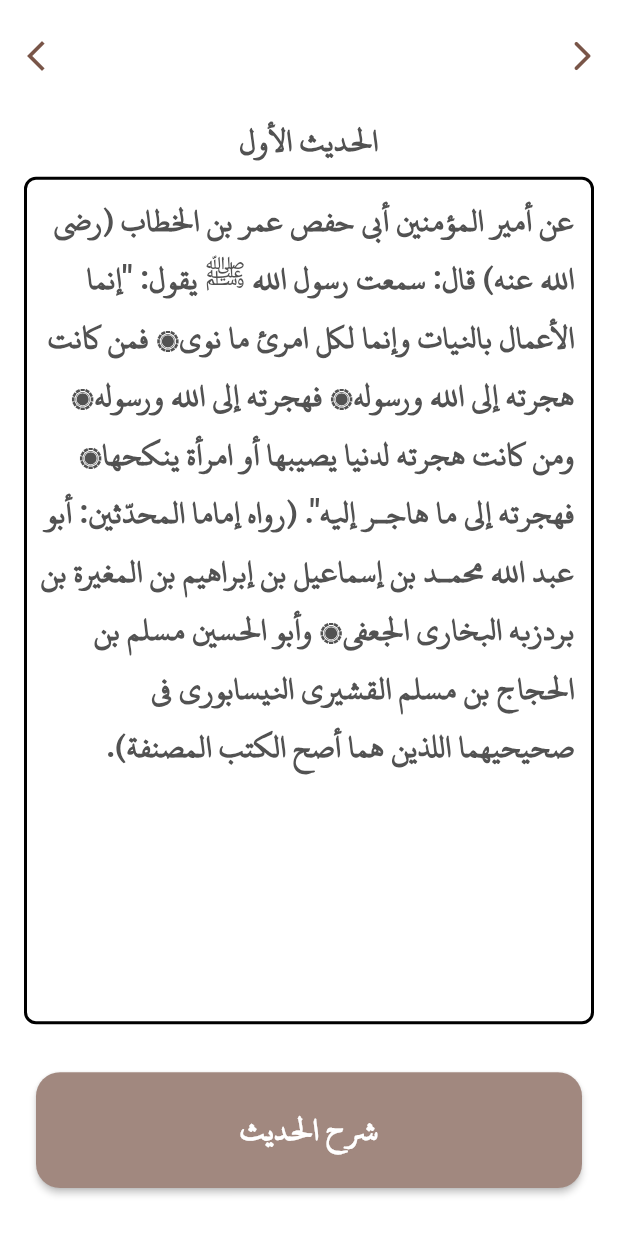
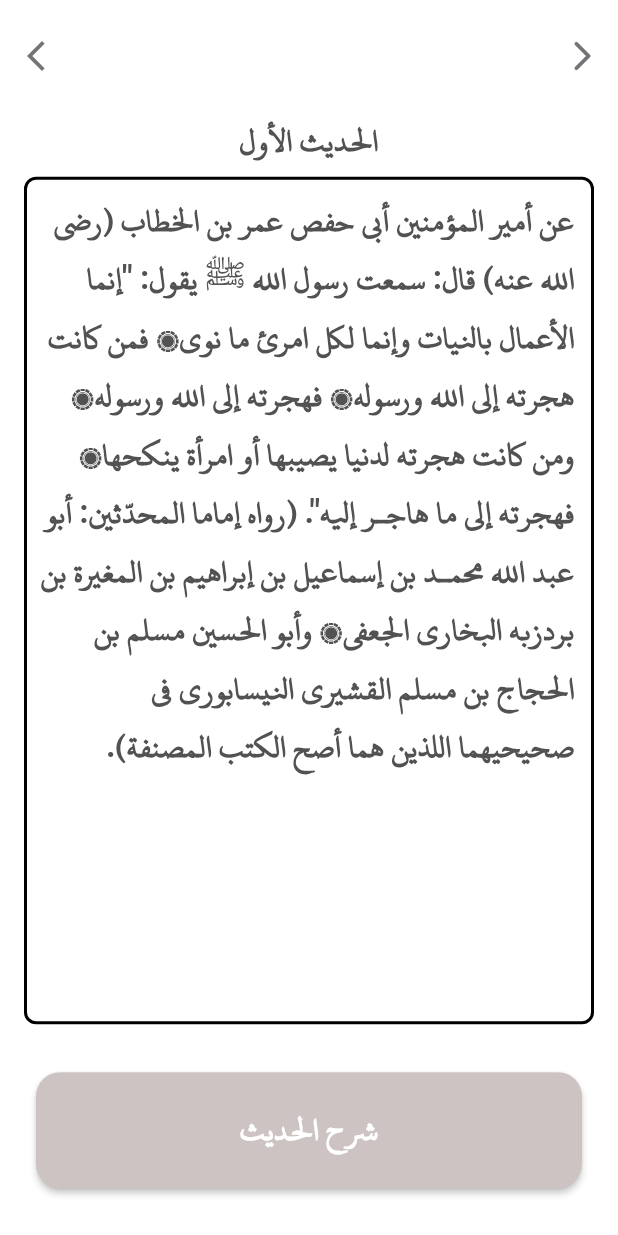
Before and after one commit to Muhammed-Ayad/Balgho-Convey, a Flutter app: the screen it shows after launch, after a tap on "الأربعون النووية", on a phone screen of 412 x 824 dp. Run offline on Flutter 3.47's test engine with Material 2 defaults, Android fonts, the phone set to English and light mode, and no system bars; our stand-ins replace audioplayers, dio, easy_localization, equatable, event_bus, flutter_compass and 11 more; missing offline and left inert: clipboard, flutter_vibrate; network calls fail.

Commit message:
edit add all colors to themes

```diff
--- a/lib/theme/colors.dart
+++ b/lib/theme/colors.dart
@@ -6,22 +6,10 @@ mixin AppColors {
   static Color primary = const Color(0xff008080);
   static Color white = const Color(0xffFFFFFF);
   static Color grey = const Color(0xff737477);
-  static Color grey1 = const Color(0xff707070);
-  static Color grey2 = const Color(0xff797979);
-  static Color lightGrey = const Color(0xff9E9E9E);
   static Color darkGrey = const Color(0xff525252);
   static Color greyShade200 = const Color.fromRGBO(238, 238, 238, 1);
   static Color greyShade500 = const Color.fromRGBO(158, 158, 158, 1);
   static Color linearGradient1 = const Color(0xff808080);
   static Color linearGradient2 = const Color(0xff3fada8);
-  static Color green = const Color.fromRGBO(76, 175, 80, 1);
-  static Color blue = const Color.fromRGBO(33, 150, 243, 1);
-  static Color darkDlue = const Color(0xff04364f);
-  static Color black38 = const Color.fromRGBO(0, 0, 0, 0.38);
-  static Color brownShade300 = const Color.fromRGBO(161, 136, 127, 1);
-  static Color brown = const Color.fromRGBO(121, 85, 72, 1);
   static Color red = const Color(0xffe61f34);
-  static Color pank = const Color(0xFFEA3799);
-  static Color cyanOne = const Color(0xffb2ebf2);
-  static Color cyanTwo = const Color(0xff26c6da);
 }
--- a/lib/theme/themes.dart
+++ b/lib/theme/themes.dart
@@ -15,6 +15,11 @@ mixin AppTheme {
       colorScheme: ThemeData().colorScheme.copyWith(
             primary: const Color(0xFF64BFBE),
             secondary: const Color(0xFFCEC3C3),
+            surface: AppColors.white,
+            background: AppColors.grey,
+            shadow: AppColors.greyShade200,
+            onBackground: AppColors.greyShade500,
+            error: AppColors.red,
           ),
 
       // <------------------------------------------------ Icon Theme
@@ -67,7 +72,7 @@ mixin AppTheme {
         bodySmall: AppTextStyles.getRegularStyle(color: AppColors.grey),
         bodyMedium: AppTextStyles.getMediumStyle(color: AppColors.grey),
         bodyLarge: AppTextStyles.getSemiBoldStyle(
-            color: AppColors.grey1, fontSize: FontSizeManager.s14),
+            color: AppColors.grey, fontSize: FontSizeManager.s14),
       ),
 
       // <--------------------------------------- Bottomsheet Theme
--- a/lib/ui/azan/header_azan.dart
+++ b/lib/ui/azan/header_azan.dart
@@ -21,7 +21,7 @@ class HeaderAzan extends StatelessWidget {
             padding: EdgeInsets.zero,
             icon: Icon(
               Icons.arrow_back_ios_outlined,
-              color: AppColors.white,
+              color: context.colorScheme.surface,
             ),
           ),
           Column(
@@ -29,12 +29,12 @@ class HeaderAzan extends StatelessWidget {
               Text(
                 azan.data.date.readable.toString(),
                 style: context.textTheme.headlineMedium!
-                    .copyWith(color: AppColors.brown),
+                    .copyWith(color: context.colorScheme.background),
               ),
               Text(
                 azan.data.date.hijri.weekday.ar.toString(),
                 style: context.textTheme.headlineMedium!
-                    .copyWith(color: AppColors.brown),
+                    .copyWith(color: context.colorScheme.background),
               ),
             ],
           )
--- a/lib/ui/azkar/azkar_screen.dart
+++ b/lib/ui/azkar/azkar_screen.dart
@@ -71,7 +71,7 @@ class _AzkarScreenState extends ConsumerState<AzkarScreen> {
                   icon: Icon(
                     Icons.refresh,
                     size: D.size3XLarge,
-                    color: AppColors.red,
+                    color: context.colorScheme.error,
                   )),
             );
           })
@@ -99,7 +99,7 @@ class _ItemWidget extends StatelessWidget {
       height: context.heightR(0.12),
       margin: const EdgeInsets.symmetric(horizontal: D.sizeSmall),
       decoration: BoxDecoration(
-        color: AppColors.greyShade200,
+        color: context.colorScheme.shadow,
         borderRadius: BorderRadius.circular(D.sizeSmall),
       ),
       child: Card(
--- a/lib/ui/drawer/drawer_page.dart
+++ b/lib/ui/drawer/drawer_page.dart
@@ -36,7 +36,7 @@ class DrawerPage extends StatelessWidget {
               ),
             ),
             Divider(
-              color: AppColors.black38,
+              color: context.colorScheme.primary,
             ),
             CardButtonWidget(
               onTap: () {
--- a/lib/ui/nawawi/nawawi_item.dart
+++ b/lib/ui/nawawi/nawawi_item.dart
@@ -6,7 +6,7 @@ import 'package:great_quran/helpers/boxes.dart';
 import 'package:great_quran/helpers/extensions.dart';
 import 'package:great_quran/theme/colors.dart';
 import 'package:great_quran/theme/dimensions.dart';
- import 'package:great_quran/ui/widgets/nawawi_dialog.dart';
+import 'package:great_quran/ui/widgets/nawawi_dialog.dart';
 
 class NawawiItem extends StatelessWidget {
   final Nawawi nawawi;
@@ -63,10 +63,11 @@ class NawawiItem extends StatelessWidget {
                 minWidth: double.infinity,
                 child: Text(
                   LocaleKeys.title_explanation_the_hadith.tr(),
-                  style: context.textTheme.displayLarge!
-                      .copyWith(color: AppColors.white),
+                  style: context.textTheme.displayLarge!.copyWith(
+                    color: context.colorScheme.surface,
+                  ),
                 ),
-                color: AppColors.brownShade300,
+                color: context.colorScheme.secondary,
               ),
             ),
           ),
--- a/lib/ui/nawawi/nawawi_screen.dart
+++ b/lib/ui/nawawi/nawawi_screen.dart
@@ -1,6 +1,7 @@
 import 'package:flutter/material.dart';
 import 'package:flutter_riverpod/flutter_riverpod.dart';
 import 'package:great_quran/blocs/providers/nawawi_provider.dart';
+import 'package:great_quran/helpers/extensions.dart';
 import 'package:great_quran/helpers/ui_helpers.dart';
 import 'package:great_quran/theme/colors.dart';
 import 'package:great_quran/ui/nawawi/nawawi_item.dart';
@@ -31,7 +32,7 @@ class _NawawiScreenState extends ConsumerState<NawawiScreen> {
   Widget build(BuildContext context) {
     return SafeArea(
       child: Scaffold(
-        backgroundColor: AppColors.white,
+        backgroundColor: context.colorScheme.surface,
         body: Consumer(builder: (_, ref, __) {
           final state = ref.watch(NawawiNotifier.provider);
           return state.when(
@@ -60,7 +61,7 @@ class _NawawiScreenState extends ConsumerState<NawawiScreen> {
                             },
                             icon: Icon(
                               Icons.arrow_back_ios_rounded,
-                              color: AppColors.brown,
+                              color: context.colorScheme.background,
                             ),
                           ),
                           IconButton(
@@ -73,7 +74,7 @@ class _NawawiScreenState extends ConsumerState<NawawiScreen> {
                             },
                             icon: Icon(
                               Icons.arrow_forward_ios_outlined,
-                              color: AppColors.brown,
+                              color: context.colorScheme.background,
                             ),
                           ),
                         ],
--- a/lib/ui/radios/radio_item.dart
+++ b/lib/ui/radios/radio_item.dart
@@ -24,7 +24,7 @@ class RadioItem extends StatelessWidget {
         ),
         child: Container(
           decoration: BoxDecoration(
-            color: AppColors.white,
+            color: context.colorScheme.surface,
             borderRadius: BorderRadius.circular(D.sizeLarge),
           ),
           height: context.heightR(0.1),
@@ -34,7 +34,7 @@ class RadioItem extends StatelessWidget {
               children: [
                 Icon(
                   Icons.radio_outlined,
-                  color: AppColors.primary,
+                  color: context.colorScheme.primary,
                   size: D.size3XLarge,
                 ),
                 const SizedBox(width: D.sizeSmall),
--- a/lib/ui/widgets/card_button_widget.dart
+++ b/lib/ui/widgets/card_button_widget.dart
@@ -1,6 +1,5 @@
 import 'package:flutter/material.dart';
 import 'package:great_quran/helpers/extensions.dart';
-import 'package:great_quran/theme/colors.dart';
 import 'package:great_quran/theme/dimensions.dart';
 
 class CardButtonWidget extends StatelessWidget {
@@ -22,7 +21,7 @@ class CardButtonWidget extends StatelessWidget {
         ),
         child: Card(
           elevation: D.sizeXXSmall,
-          color: AppColors.greyShade200,
+          color: context.colorScheme.shadow,
           shape: RoundedRectangleBorder(
             borderRadius: BorderRadius.circular(
               D.sizeXLarge,
--- a/lib/ui/widgets/nawawi_dialog.dart
+++ b/lib/ui/widgets/nawawi_dialog.dart
@@ -2,7 +2,6 @@ import 'package:easy_localization/easy_localization.dart';
 import 'package:flutter/material.dart';
 import 'package:great_quran/generated/locale_keys.g.dart';
 import 'package:great_quran/helpers/extensions.dart';
-import 'package:great_quran/theme/colors.dart';
 import 'package:great_quran/theme/dimensions.dart';
 
 class _NawawiDialog extends StatelessWidget {
@@ -26,8 +25,9 @@ class _NawawiDialog extends StatelessWidget {
           },
           child: Text(
             LocaleKeys.title_close.tr(),
-            style:
-                context.textTheme.titleSmall!.copyWith(color: AppColors.blue),
+            style: context.textTheme.titleSmall!.copyWith(
+              color: context.colorScheme.primary,
+            ),
           ),
         ),
       ],
```
Also changed, not shown: lib/ui/azan/azan_item.dart (+7 -5 lines), lib/ui/azkar/azkar_category_screen.dart (+11 -8 lines), lib/ui/contant_us/contant_us_view.dart (+4 -5 lines), lib/ui/radios/audio_page.dart (+5 -5 lines), lib/ui/widgets/ayah_widget.dart (deleted, +0 -43 lines), lib/ui/widgets/error_widget.dart (+3 -4 lines).
